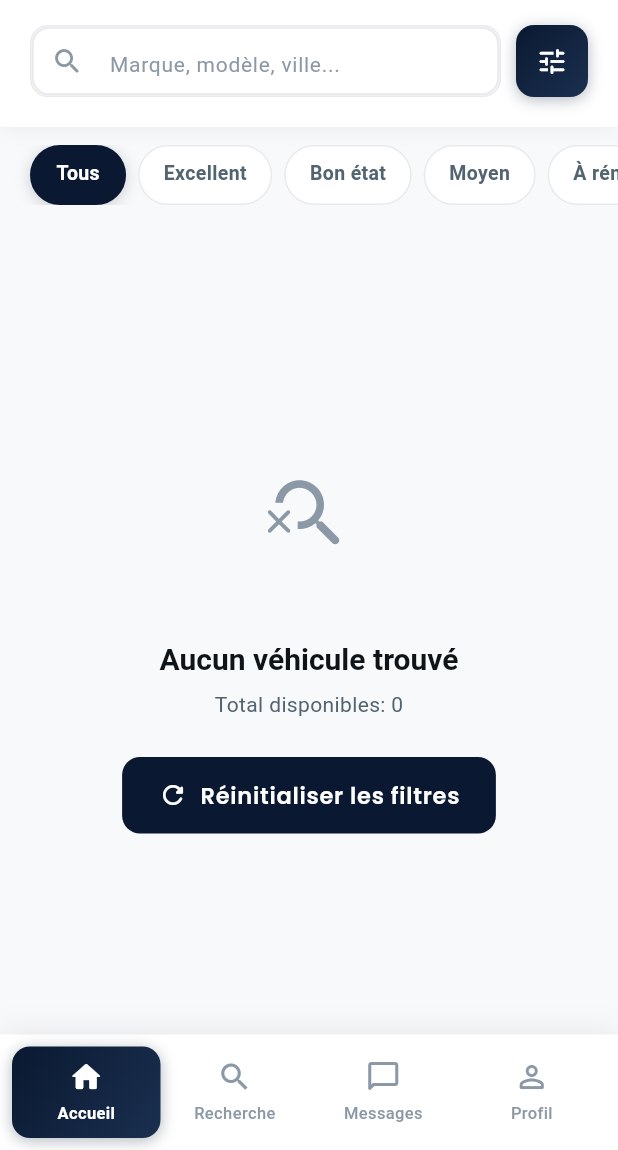
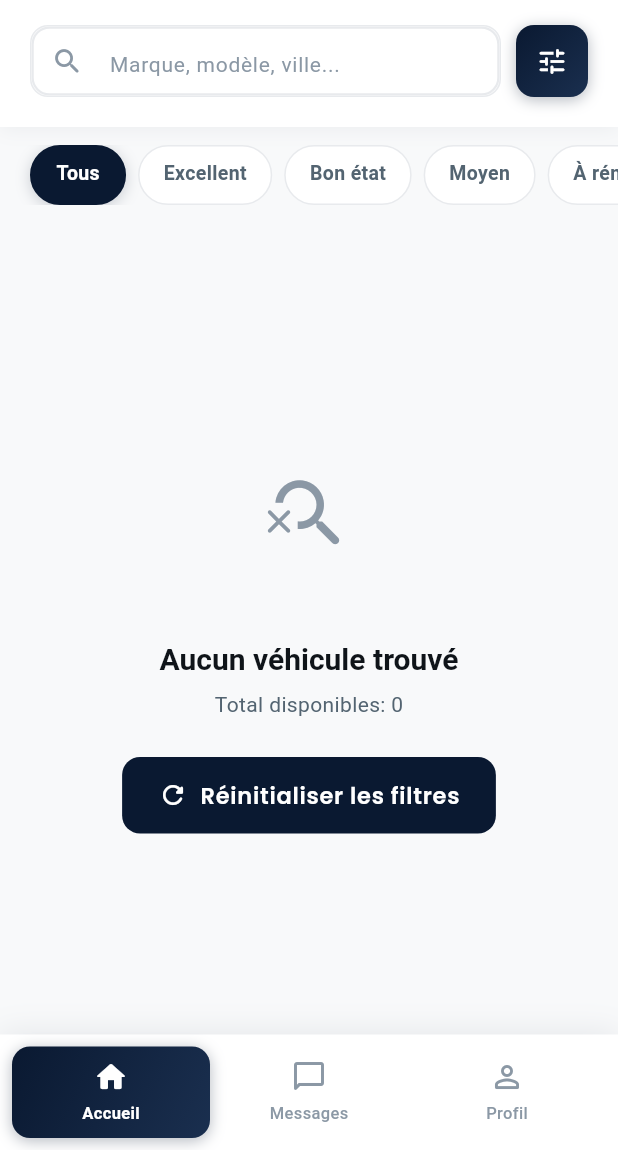
Before and after one commit to RawenSahraoui/OccazCar, a Flutter app: the screen it shows once a user with an empty profile is signed in, on a phone screen of 412 x 824 dp, the part 86-1236 px from its top. Run offline on Flutter 3.47's test engine with Material 3 defaults, Android fonts, the phone set to English and light mode, and no system bars; our stand-ins replace cached_network_image, cloud_firestore, firebase_auth, firebase_core, firebase_storage, flutter_riverpod and 4 more; accounts and stored records are empty; network calls fail.

Commit message:
Initial commit

```diff
--- a/lib/presentation/screens/home/home_screen.dart
+++ b/lib/presentation/screens/home/home_screen.dart
@@ -310,11 +310,6 @@ class _HomeScreenState extends ConsumerState<HomeScreen> {
             label: 'Accueil',
           ),
           BottomNavigationBarItem(
-            icon: Icon(Icons.search_outlined),
-            activeIcon: Icon(Icons.search_rounded),
-            label: 'Recherche',
-          ),
-          BottomNavigationBarItem(
             icon: Icon(Icons.chat_bubble_outline_rounded),
             activeIcon: Icon(Icons.chat_bubble_rounded),
             label: 'Messages',
@@ -331,11 +326,6 @@ class _HomeScreenState extends ConsumerState<HomeScreen> {
             icon: Icon(Icons.dashboard_outlined),
             activeIcon: Icon(Icons.dashboard_rounded),
             label: 'Annonces',
-          ),
-          BottomNavigationBarItem(
-            icon: Icon(Icons.search_outlined),
-            activeIcon: Icon(Icons.search_rounded),
-            label: 'Recherche',
           ),
           BottomNavigationBarItem(
             icon: Icon(Icons.chat_bubble_outline_rounded),
@@ -361,11 +351,6 @@ class _HomeScreenState extends ConsumerState<HomeScreen> {
             label: 'Vendre',
           ),
           BottomNavigationBarItem(
-            icon: Icon(Icons.search_outlined),
-            activeIcon: Icon(Icons.search_rounded),
-            label: 'Recherche',
-          ),
-          BottomNavigationBarItem(
             icon: Icon(Icons.chat_bubble_outline_rounded),
             activeIcon: Icon(Icons.chat_bubble_rounded),
             label: 'Messages',
```
